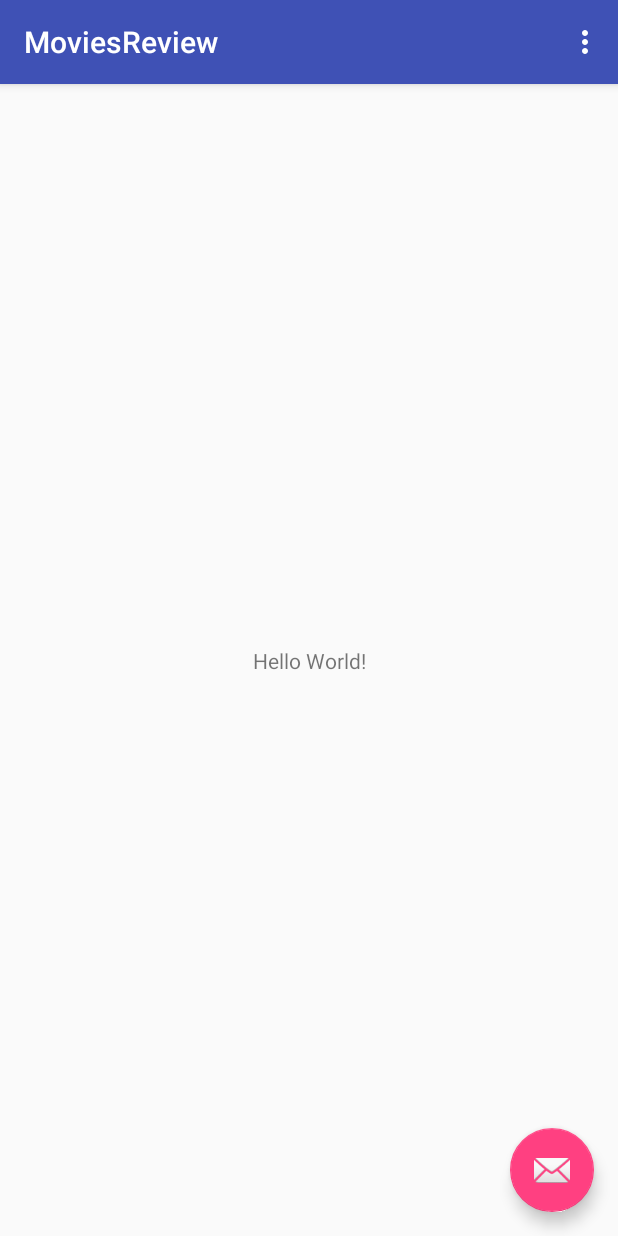
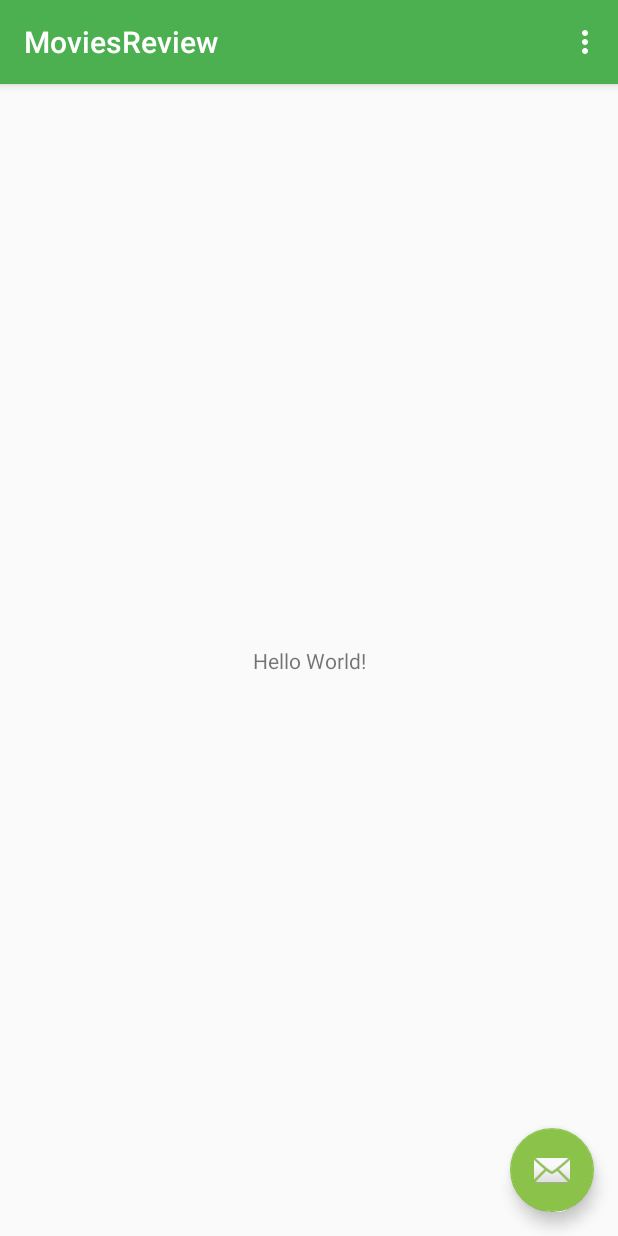
Before and after one commit to derrix060/MoviesReview, an Android app: the screen it shows after launch (MainActivity), on a phone screen of 412 x 824 dp. Run offline under Robolectric (Android 15) with nearby library versions, the phone set to English and light mode, and no system bars.

Commit message:
change color to fit material design green

```diff
--- a/app/src/main/res/values/colors.xml
+++ b/app/src/main/res/values/colors.xml
@@ -1,6 +1,11 @@
 <?xml version="1.0" encoding="utf-8"?>
 <resources>
-    <color name="colorPrimary">#3F51B5</color>
-    <color name="colorPrimaryDark">#303F9F</color>
-    <color name="colorAccent">#FF4081</color>
+    <color name="colorPrimary">#4caf50</color>
+    <color name="colorPrimaryDark">#4CAF50</color>
+    <color name="colorAccent">#8BC34A</color>
+    <color name="colorText">#FFFFFF</color>
+    <color name="colorPrimaryLight">#C8E6C9</color>
+    <color name="colorPrimaryText">#212121</color>
+    <color name="colorSecondaryText">#757575</color>
+    <color name="colorDivider">#BDBDBD</color>
 </resources>
```
